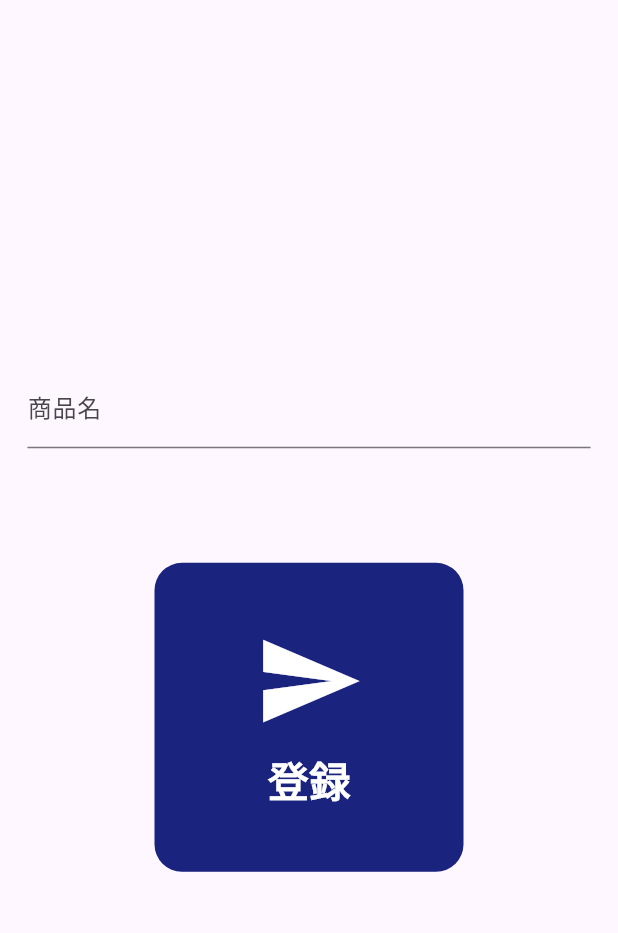
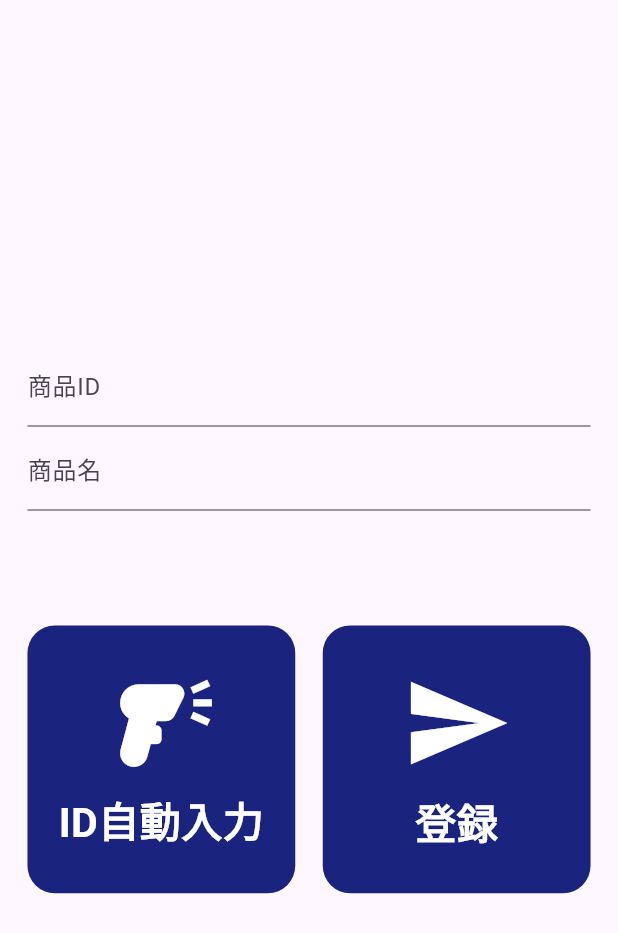
Before and after one commit to KobayashiYoh/self_cash_register, a Flutter app: the RegistrationPage screen opened directly, after a tap on "登録", on a phone screen of 412 x 824 dp. Shown: the top 933 px of the screen. Run offline on Flutter 3.47's test engine with Material 2 defaults, Android fonts, the phone set to English and light mode, and no system bars; our stand-ins replace cloud_firestore, firebase_core, flutter_riverpod, flutter_screenutil, freezed_annotation; accounts and stored records are empty; generated files the repository leaves out were written again.

Commit message:
商品登録画面のUIを修正

```diff
--- a/lib/models/registration_state.dart
+++ b/lib/models/registration_state.dart
@@ -7,13 +7,13 @@ part 'registration_state.freezed.dart';
 class RegistrationState with _$RegistrationState {
   const factory RegistrationState({
     required bool isLoading,
-    required String id,
+    required TextEditingController? idController,
     required TextEditingController? nameController,
   }) = _RegistrationState;
 }
 
 const RegistrationState kDefaultRegistrationState = RegistrationState(
   isLoading: false,
-  id: '',
+  idController: null,
   nameController: null,
 );
--- a/lib/providers/registration_notifier.dart
+++ b/lib/providers/registration_notifier.dart
@@ -10,11 +10,16 @@ final registrationProvider =
 
 class RegistrationNotifier extends StateNotifier<RegistrationState> {
   RegistrationNotifier() : super(kDefaultRegistrationState) {
+    _setIdController(TextEditingController());
     _setNameController(TextEditingController());
   }
 
   void _setLoading(bool value) {
     state = state.copyWith(isLoading: value);
+  }
+
+  void _setIdController(TextEditingController controller) {
+    state = state.copyWith(idController: controller);
   }
 
   void _setNameController(TextEditingController controller) {
@@ -25,12 +30,10 @@ class RegistrationNotifier extends StateNotifier<RegistrationState> {
     if (state.isLoading) {
       return;
     }
-    print('register');
-    print(state.nameController == null);
     _setLoading(true);
     try {
       await FirestoreRepository.setProduct(
-        id: 'id',
+        id: state.idController!.text,
         name: state.nameController!.text,
       );
     } catch (e) {
@@ -42,6 +45,7 @@ class RegistrationNotifier extends StateNotifier<RegistrationState> {
 
   @override
   void dispose() {
+    state.idController?.dispose();
     state.nameController?.dispose();
     super.dispose();
   }
--- a/lib/views/registration_page.dart
+++ b/lib/views/registration_page.dart
@@ -19,17 +19,32 @@ class RegistrationPage extends ConsumerWidget {
             mainAxisAlignment: MainAxisAlignment.center,
             children: [
               TextField(
+                controller: state.idController,
+                decoration: const InputDecoration(labelText: '商品ID'),
+              ),
+              TextField(
                 controller: state.nameController,
                 decoration: const InputDecoration(labelText: '商品名'),
               ),
               SizedBox(height: 64.h),
-              SizedBox(
-                height: 0.5.sw,
-                child: TileButton(
-                  onTap: notifier.registerProduct,
-                  iconData: Icons.send,
-                  text: '登録',
-                ),
+              Row(
+                children: [
+                  Expanded(
+                    child: TileButton(
+                      onTap: notifier.registerProduct,
+                      iconData: Icons.barcode_reader,
+                      text: 'ID自動入力',
+                    ),
+                  ),
+                  SizedBox(width: 16.w),
+                  Expanded(
+                    child: TileButton(
+                      onTap: notifier.registerProduct,
+                      iconData: Icons.send,
+                      text: '登録',
+                    ),
+                  ),
+                ],
               ),
             ],
           ),
```
